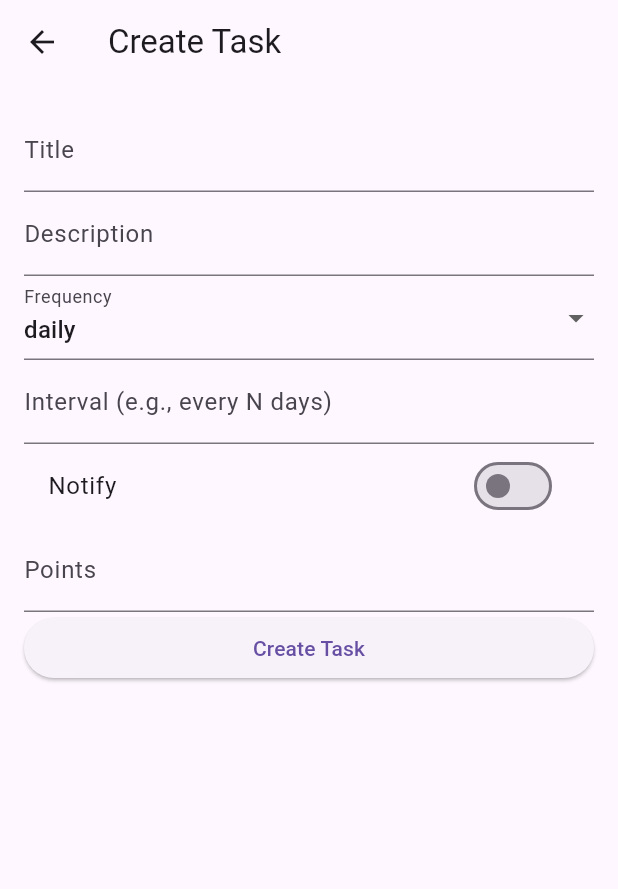
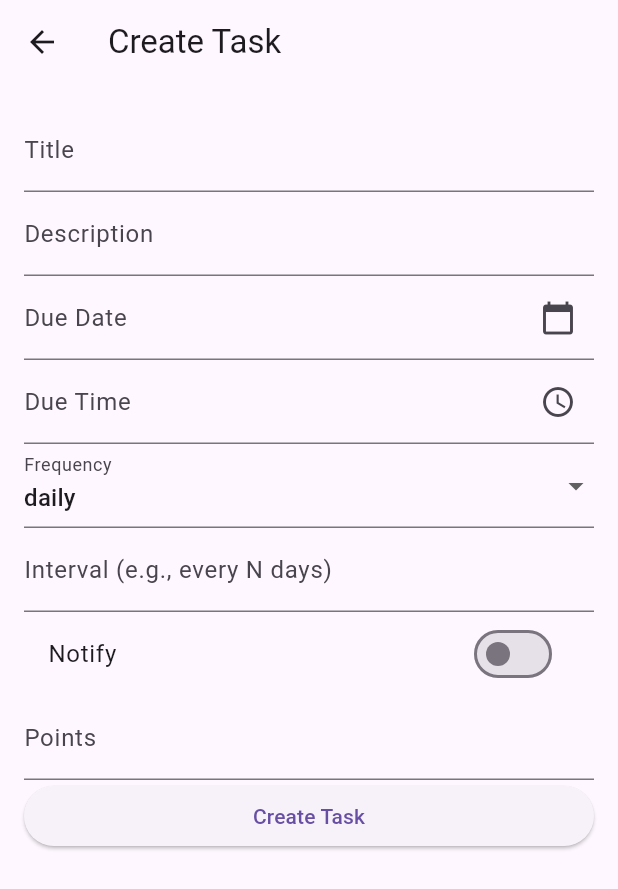
Before and after one commit to Nela-B/ASE, a Flutter app: the CreateTask screen opened directly, on a phone screen of 412 x 824 dp. Shown: the top 889 px of the screen. Run offline on Flutter 3.47's test engine with Material 3 defaults, Android fonts, the phone set to English and light mode, and no system bars; our stand-ins replace firebase_auth, firebase_core; accounts and stored records are empty; network calls fail.

Commit message:
addedcodes for date and time picker

```diff
--- a/ase_project/frontend/lib/screens/create_task.dart
+++ b/ase_project/frontend/lib/screens/create_task.dart
@@ -15,6 +15,7 @@ class _CreateTaskPageState extends State<CreateTask> {
   String priority = 'low';
   String deadlineType = 'specific';
   DateTime? dueDate;
+  TimeOfDay? dueTime;
   String urgency = 'not urgent';
   String importance = 'not important';
   List<String> links = [];
@@ -39,6 +40,7 @@ class _CreateTaskPageState extends State<CreateTask> {
       'priority': priority,
       'deadlineType': deadlineType,
       'dueDate': dueDate?.toIso8601String(),
+      'dueTime': dueTime?.format(context),
       'urgency': urgency,
       'importance': importance,
       'links': links,
@@ -56,6 +58,39 @@ class _CreateTaskPageState extends State<CreateTask> {
 
     await taskService.createTask(taskData);
     Navigator.pop(context);
+  }
+
+
+  // Function to show DatePicker and update dueDate
+  Future<void> _selectDate(BuildContext context) async {
+    DateTime selectedDate = dueDate ?? DateTime.now();
+    DateTime? pickedDate = await showDatePicker(
+      context: context,
+      initialDate: selectedDate,
+      firstDate: DateTime(1900),
+      lastDate: DateTime(2101),
+    );
+
+    if (pickedDate != null && pickedDate != selectedDate) {
+      setState(() {
+        dueDate = pickedDate;
+      });
+    }
+  }
+
+  // Function to show TimePicker and update dueTime
+  Future<void> _selectTime(BuildContext context) async {
+    TimeOfDay selectedTime = dueTime ?? TimeOfDay.now();
+    TimeOfDay? pickedTime = await showTimePicker(
+      context: context,
+      initialTime: selectedTime,
+    );
+
+    if (pickedTime != null && pickedTime != selectedTime) {
+      setState(() {
+        dueTime = pickedTime;
+      });
+    }
   }
 
   @override
@@ -80,6 +115,46 @@ class _CreateTaskPageState extends State<CreateTask> {
               TextFormField(
                 decoration: InputDecoration(labelText: 'Description'),
                 onChanged: (value) => setState(() => description = value),
+              ),
+              // Due Date Picker Field
+              GestureDetector(
+                onTap: () => _selectDate(context),
+                child: AbsorbPointer(
+                  child: TextFormField(
+                    decoration: InputDecoration(
+                      labelText: 'Due Date',
+                      hintText: dueDate == null
+                          ? 'Select a due date'
+                          : '${dueDate!.day}/${dueDate!.month}/${dueDate!.year}',
+                      suffixIcon: Icon(Icons.calendar_today),
+                    ),
+                    controller: TextEditingController(
+                      text: dueDate == null
+                          ? ''
+                          : '${dueDate!.day}/${dueDate!.month}/${dueDate!.year}',
+                    ),
+                  ),
+                ),
+              ),
+              // Due Time Picker Field
+              GestureDetector(
+                onTap: () => _selectTime(context),
+                child: AbsorbPointer(
+                  child: TextFormField(
+                    decoration: InputDecoration(
+                      labelText: 'Due Time',
+                      hintText: dueTime == null
+                          ? 'Select a due time'
+                          : dueTime!.format(context),
+                      suffixIcon: Icon(Icons.access_time),
+                    ),
+                    controller: TextEditingController(
+                      text: dueTime == null
+                          ? ''
+                          : dueTime!.format(context),
+                    ),
+                  ),
+                ),
               ),
               DropdownButtonFormField(
                 value: frequency,
```
Also changed, not shown: 1 other file.
